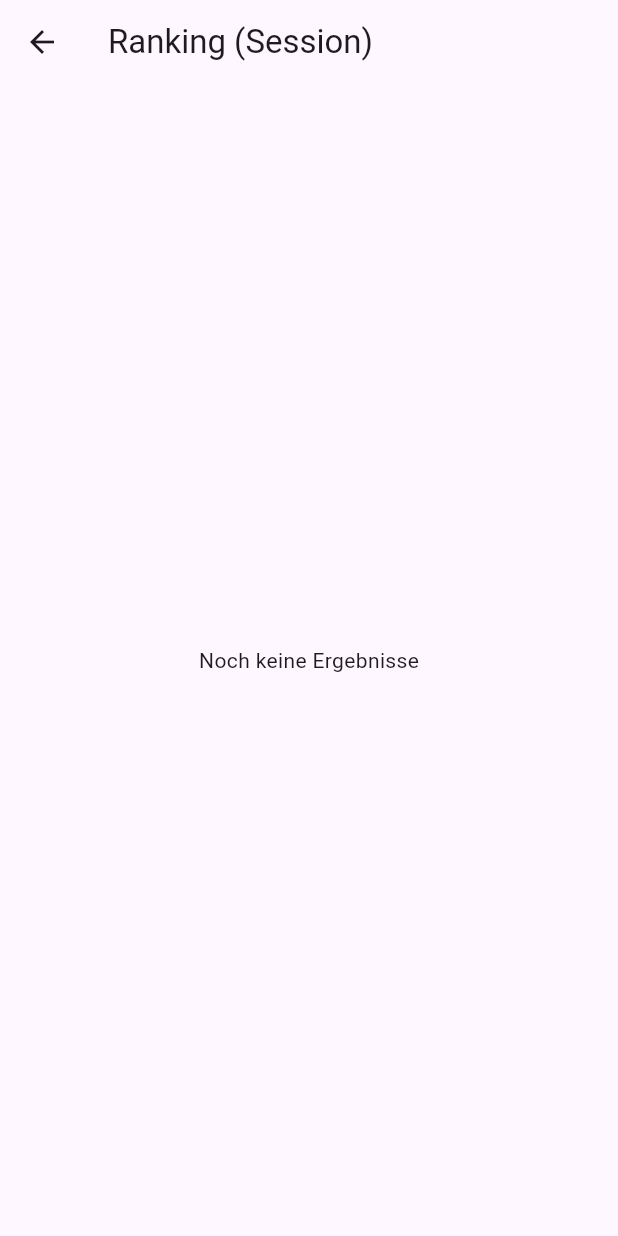
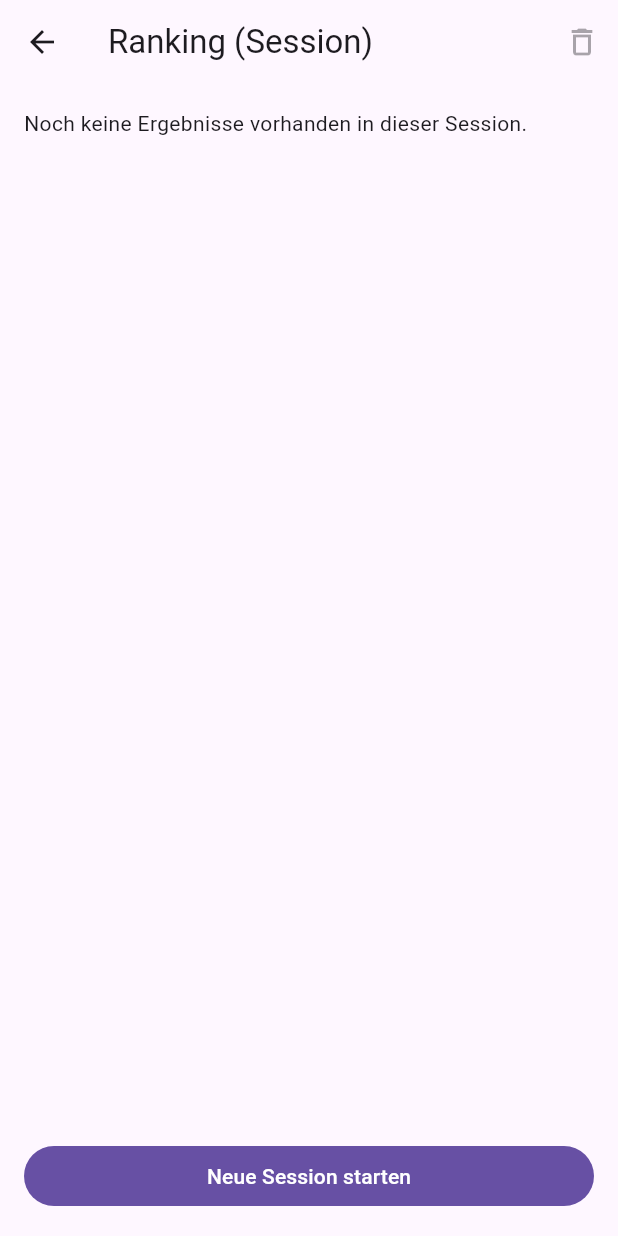
Before and after one commit to NataliaFijalka1/mini_fitness_challenge, a Flutter app: the RankingScreen screen opened by its route, on a phone screen of 412 x 824 dp. Run offline on Flutter 3.47's test engine with Material 3 defaults, Android fonts, the phone set to English and light mode, and no system bars.

Commit message:
session anking mit provider store hinzugefügt

```diff
--- a/lib/models/session_result.dart
+++ b/lib/models/session_result.dart
@@ -0,0 +1,17 @@
+import 'challenge.dart';
+
+class SessionResult {
+  final String name;
+  final int score;
+  final String challengeTitle;
+  final Difficulty difficulty;
+  final DateTime createdAt;
+
+  SessionResult({
+    required this.name,
+    required this.score,
+    required this.challengeTitle,
+    required this.difficulty,
+    DateTime? createdAt,
+  }) : createdAt = createdAt ?? DateTime.now();
+}
--- a/lib/screens/ranking_screen.dart
+++ b/lib/screens/ranking_screen.dart
@@ -1,5 +1,8 @@
 import 'package:flutter/material.dart';
 import 'package:mini_fitness_challenge/models/challenge.dart';
+import 'package:mini_fitness_challenge/screens/challenge_screen.dart';
+import 'package:mini_fitness_challenge/state/session_results_store.dart';
+import 'package:provider/provider.dart';
 import 'start_screen.dart';
 
 class RankingArgs {
@@ -17,9 +20,6 @@ class RankingArgs {
   });
 }
 
-
-
-
 class RankingScreen extends StatelessWidget {
   static const routeName = '/ranking';
 
@@ -27,31 +27,27 @@ class RankingScreen extends StatelessWidget {
 
   @override
   Widget build(BuildContext context) {
-final args = ModalRoute.of(context)?.settings.arguments as RankingArgs?;
+final store = context.watch<SessionResultsStore>();
+final results = store.sortedResults;
 
     return Scaffold(
-      appBar: AppBar(title: const Text('Ranking (Session)')),
+      appBar: AppBar(title: const Text('Ranking (Session)'),
+      actions: [
+        IconButton(
+          tooltip: 'Session zurücksetzen',
+          onPressed: results.isEmpty ? null : store.clear,
+          icon: const Icon(Icons.delete_outline),
+        )
+      ],
+      ),
       body: Padding(
         padding: const EdgeInsets.all(16),
-        child: args == null
-        ? const Center(child: Text('Noch keine Ergebnisse'))
-        : Column(
+        child: results.isEmpty
+        ? Column(
           crossAxisAlignment: CrossAxisAlignment.stretch,
           children: [
-            Text(
-              'Top Ergebnis (Platzhalter)',
-              style: Theme.of(context).textTheme.headlineMedium,
-            ),
-            const SizedBox(height: 12),
-            Card(
-              child: ListTile(
-                title: Text(args.name),
-                subtitle: Text('${args.challengeTitle} - ${args.difficulty.label}'),
-                trailing: Text(args.score.toString(),
-                style: Theme.of(context).textTheme.headlineLarge,
-                ),
-              )
-            ),
+            const Text('Noch keine Ergebnisse vorhanden in dieser Session.'),
+
             const Spacer(),
             FilledButton(onPressed: () {
               Navigator.pushNamedAndRemoveUntil(
@@ -64,7 +60,71 @@ final args = ModalRoute.of(context)?.settings.arguments as RankingArgs?;
             ),
           ],
         )
+       : Column(
+          crossAxisAlignment: CrossAxisAlignment.stretch,
+          children: [
+            Text('Ergebnisse dieser Session:',
+            style: Theme.of(context).textTheme.titleMedium,
+            ),
+            const SizedBox(height: 12),
 
+            Expanded(
+              child: ListView.separated(
+                itemCount: results.length,
+                separatorBuilder: (_, __) => const Divider(height: 1),
+                itemBuilder: (context, index) {
+                  final r = results[index];
+                  return ListTile(
+                    leading: CircleAvatar(
+                      child: Text('${index + 1}')),
+                    title: Text(r.name),
+                    subtitle: Text(
+                      '${r.challengeTitle} - ${r.difficulty.label}'),
+                    trailing: Text(
+                    r.score.toString(),
+                    style: Theme.of(context).textTheme.titleLarge,
+                    ),
+                  );
+                },
+              ),
+            ),
+
+            const SizedBox(height: 12),
+
+            Row(
+              children: [
+                Expanded(
+                  child: FilledButton.icon(
+                    onPressed: () {
+                      final top = results.first;
+                      Navigator.pushNamedAndRemoveUntil(
+                        context,
+                        ChallengeScreen.routeName,
+                        (route) => false,
+                        arguments: top.difficulty,
+                      );
+                    },
+                    icon: const Icon(Icons.replay),
+                    label: const Text('Replay (Top Ergebnis Schwierigkeit)'),
+                  ),
+                ),
+                const SizedBox(width: 8),
+                Expanded(
+                  child: OutlinedButton(onPressed: () {
+                    Navigator.pushNamedAndRemoveUntil(
+                      context,
+                      StartScreen.routeName,
+                      (route) => false,
+                    );
+                  },
+                  child: const Text('Start'),
+                  ),
+
+                ),
+              ],
+            ),
+          ],
+       )
       ),
     );
   }
--- a/lib/state/session_results_store.dart
+++ b/lib/state/session_results_store.dart
@@ -0,0 +1,29 @@
+import 'package:flutter/foundation.dart';
+import '../models/session_result.dart';
+
+class SessionResultsStore extends ChangeNotifier {
+  final List<SessionResult> _results = [];
+
+  List<SessionResult> get results => List.unmodifiable(_results);
+
+  void addResult(SessionResult result) {
+    _results.add(result);
+    notifyListeners();
+  }
+
+  void clear() {
+    _results.clear();
+    notifyListeners();
+  }
+
+  // Hilfsfunktion: Ranking sortiert (höchster Score zuerst)
+  List<SessionResult> get sortedResults {
+    final copy = List<SessionResult>.from(_results);
+    copy.sort((a, b) {
+      final byScore = b.score.compareTo(a.score);
+      if (byScore != 0) return byScore;
+      return a.createdAt.compareTo(b.createdAt); // bei Gleichstand: älter zuerst
+    });
+    return copy;
+  }
+}
```
Also changed, not shown: lib/main.dart (+7 -5 lines), lib/screens/result_screen.dart (+12 -10 lines).
